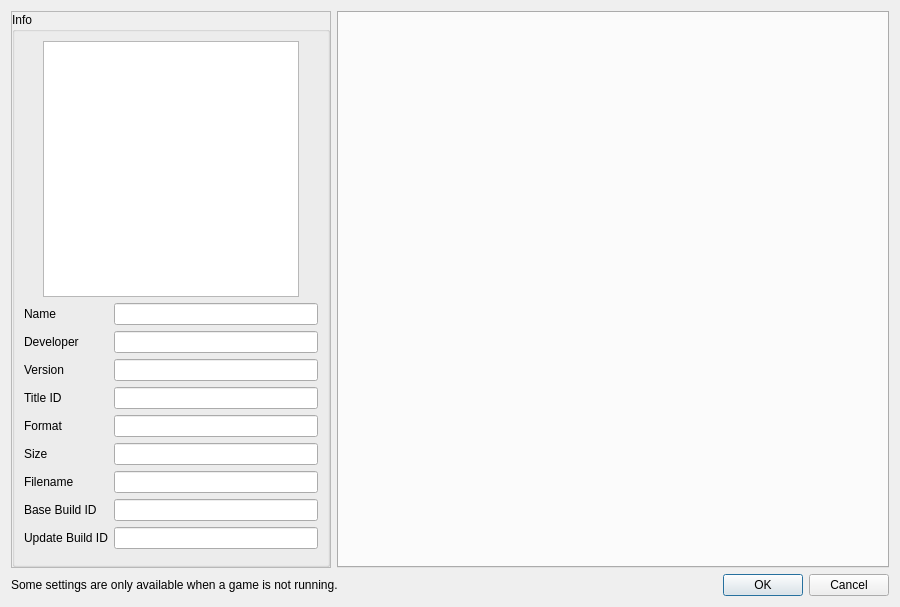
This is src/citron/configuration/configure_per_game.ui in citron-neo/emulator as Qt 5 draws it before an edit. The edited form follows.
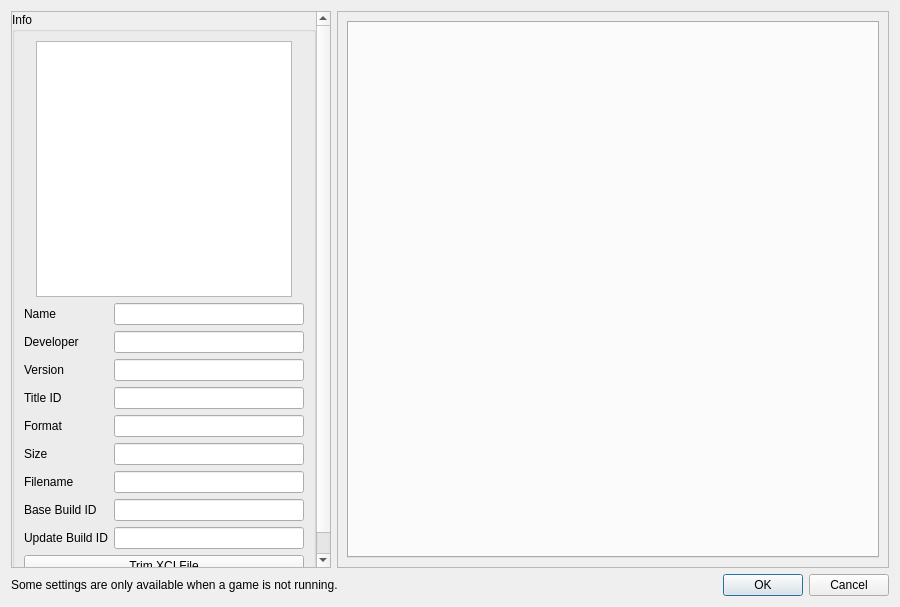
This is the edited form.

```diff
--- a/src/citron/configuration/configure_per_game.ui
+++ b/src/citron/configuration/configure_per_game.ui
@@ -448,7 +448,7 @@
         </size>
        </property>
        <property name="horizontalScrollBarPolicy">
-        <enum>Qt::ScrollBarAlwaysOff</enum>
+        <enum>Qt::ScrollBarAsNeeded</enum>
        </property>
        <property name="widgetResizable">
         <bool>true</bool>
@@ -667,6 +667,16 @@
                 </property>
                </widget>
               </item>
+              <item row="10" column="0" colspan="2">
+               <widget class="QPushButton" name="trim_xci_button">
+                <property name="text">
+                 <string>Trim XCI File</string>
+                </property>
+                <property name="toolTip">
+                 <string>Remove unused space from XCI file to reduce file size</string>
+                </property>
+               </widget>
+              </item>
              </layout>
             </item>
             <item>
@@ -695,6 +705,33 @@
         <layout class="QVBoxLayout" name="verticalLayout_2"/>
        </item>
        <item>
+        <widget class="QScrollArea" name="tabScrollArea">
+         <property name="sizePolicy">
+          <sizepolicy hsizetype="Expanding" vsizetype="Expanding">
+           <horstretch>0</horstretch>
+           <verstretch>0</verstretch>
+          </sizepolicy>
+         </property>
+         <property name="verticalScrollBarPolicy">
+          <enum>Qt::ScrollBarAlwaysOff</enum>
+         </property>
+         <property name="horizontalScrollBarPolicy">
+          <enum>Qt::ScrollBarAsNeeded</enum>
+         </property>
+         <property name="widgetResizable">
+          <bool>true</bool>
+         </property>
+         <widget class="QWidget" name="tabScrollAreaWidgetContents">
+          <property name="geometry">
+           <rect>
+            <x>0</x>
+            <y>0</y>
+            <width>560</width>
+            <height>538</height>
+           </rect>
+          </property>
+          <layout class="QVBoxLayout" name="tabScrollAreaLayout">
+           <item>
         <widget class="QTabWidget" name="tabWidget">
          <property name="enabled">
           <bool>true</bool>
@@ -709,7 +746,7 @@
           <number>-1</number>
          </property>
          <property name="usesScrollButtons">
-          <bool>true</bool>
+              <bool>false</bool>
          </property>
          <property name="documentMode">
           <bool>false</bool>
@@ -717,6 +754,10 @@
          <property name="tabsClosable">
           <bool>false</bool>
          </property>
+            </widget>
+           </item>
+          </layout>
+         </widget>
         </widget>
        </item>
       </layout>
```
Lines whose indentation alone changed are shown as unchanged.
